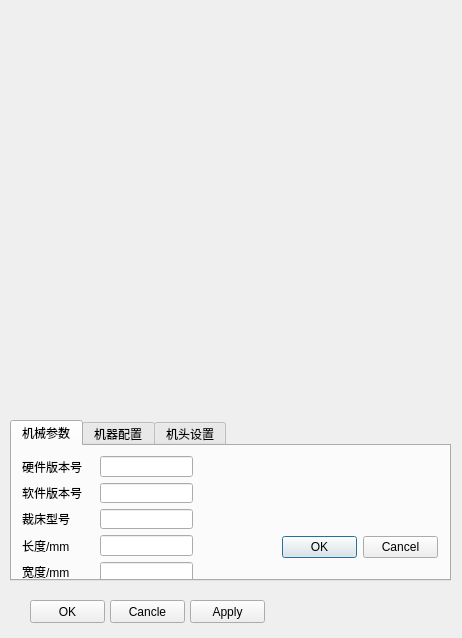
The window that Machine/Config/cfgmachsettings.ui (stonefjd/Cutting) describes before a commit, drawn with Qt 5.
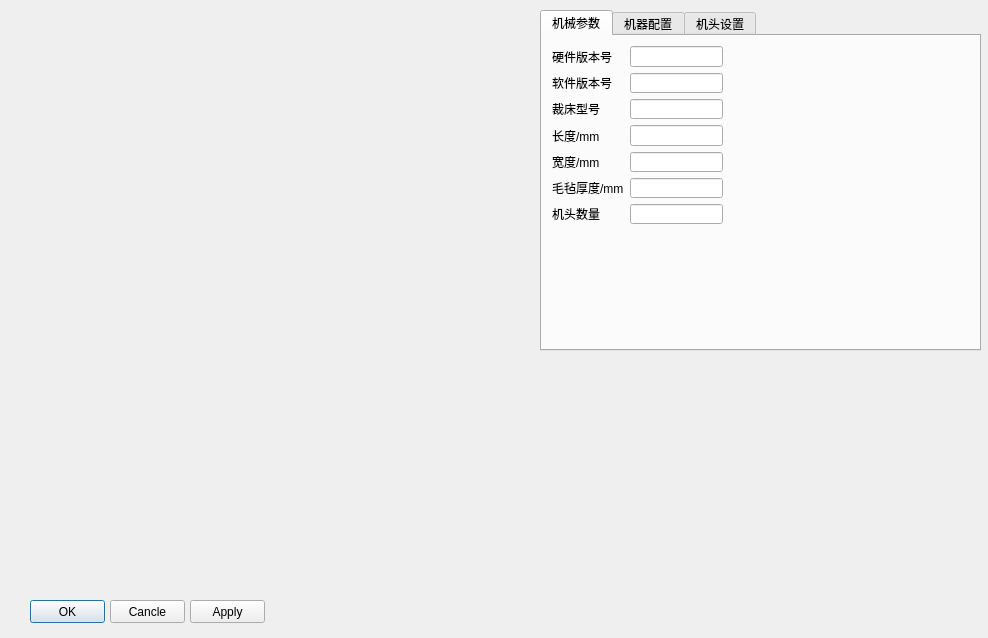
The same window after the commit.

Commit message: [step2]write the dynaimical widgets

What changed in the file:
```diff
--- a/Machine/Config/cfgmachsettings.ui
+++ b/Machine/Config/cfgmachsettings.ui
@@ -6,7 +6,7 @@
    <rect>
     <x>0</x>
     <y>0</y>
-    <width>462</width>
+    <width>988</width>
     <height>638</height>
    </rect>
   </property>
@@ -16,10 +16,10 @@
   <widget class="QTabWidget" name="tabWidget">
    <property name="geometry">
     <rect>
-     <x>10</x>
-     <y>420</y>
+     <x>540</x>
+     <y>10</y>
      <width>441</width>
-     <height>161</height>
+     <height>341</height>
     </rect>
    </property>
    <property name="currentIndex">
@@ -135,22 +135,6 @@
       </item>
      </layout>
     </widget>
-    <widget class="QDialogButtonBox" name="buttonBox">
-     <property name="geometry">
-      <rect>
-       <x>270</x>
-       <y>90</y>
-       <width>156</width>
-       <height>23</height>
-      </rect>
-     </property>
-     <property name="orientation">
-      <enum>Qt::Horizontal</enum>
-     </property>
-     <property name="standardButtons">
-      <set>QDialogButtonBox::Cancel|QDialogButtonBox::Ok</set>
-     </property>
-    </widget>
    </widget>
    <widget class="QWidget" name="tab_2">
     <attribute name="title">
```
Left out of the diff: 35 changed lines with no effect on the pictures. The commit also changes 1 other file.
